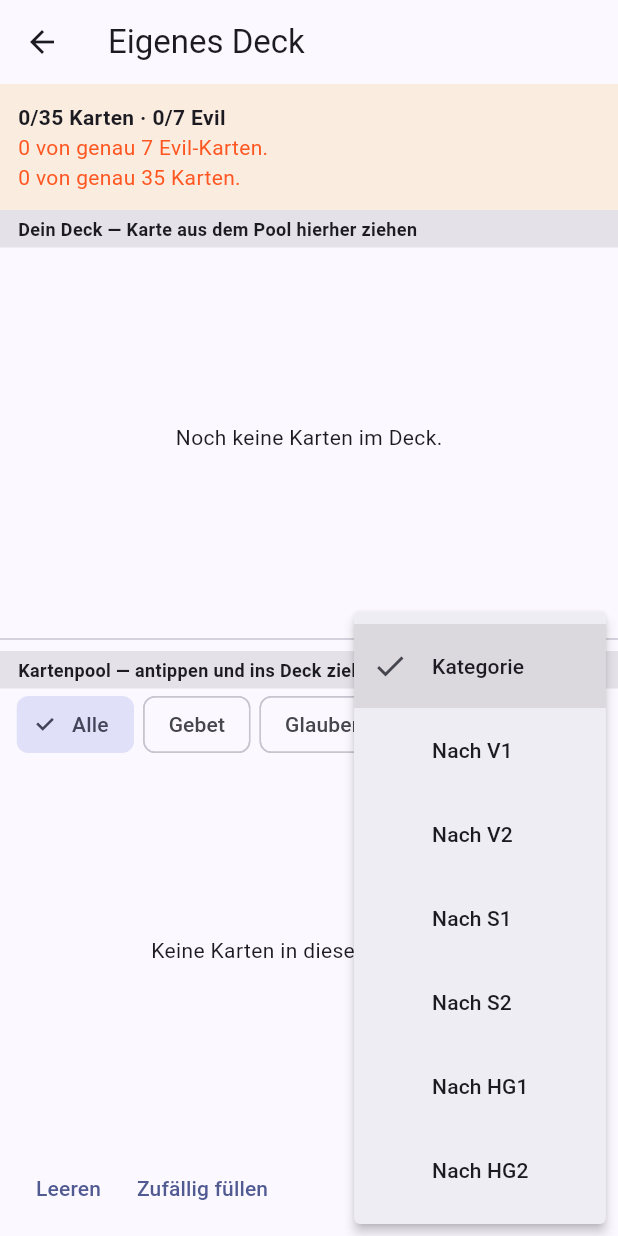
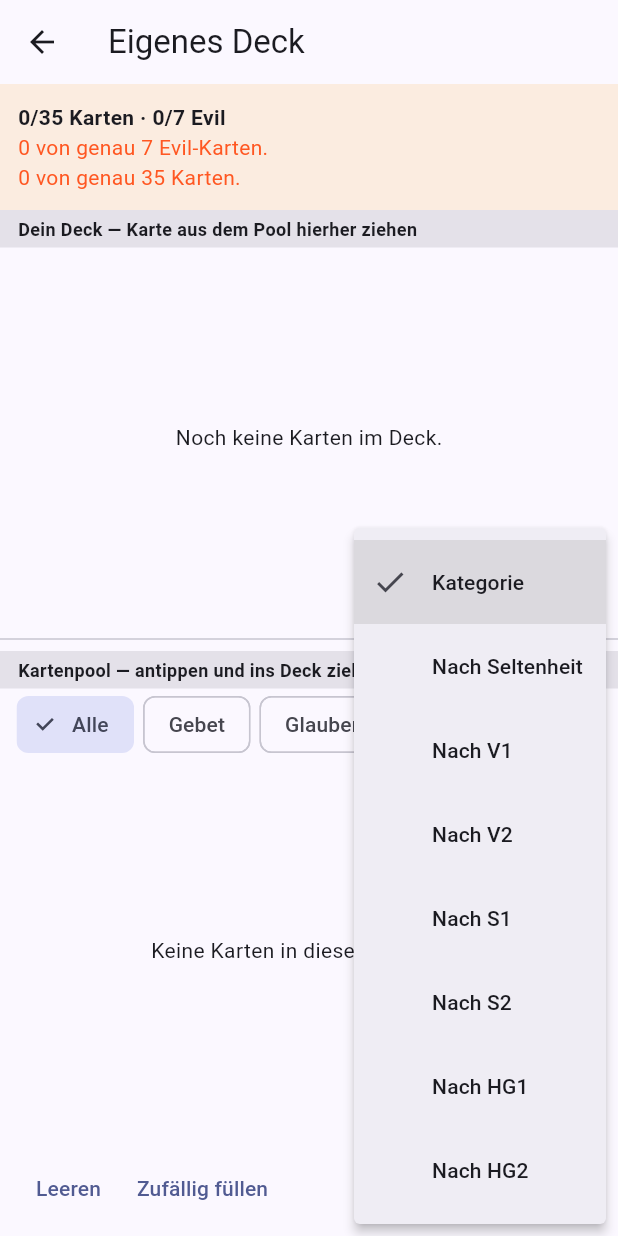
Before and after one commit to Paradoxianer/BibelTradingCardGame, a Flutter app: the DeckbauScreen screen opened directly with empty values, after a tap on the "sort" icon, on a phone screen of 412 x 824 dp. Run offline on Flutter 3.47's test engine with Material 3 defaults, Android fonts, the phone set to English and light mode, and no system bars; our stand-ins replace flutter_bloc, hydrated_bloc.

Commit message:
Sortiermenü: Seltenheit ergänzt (nicht Stärke — Missverständnis geklärt)
Gemeint war nicht die simulierte Kartenstärke, sondern Seltenheit — die
steht längst auf jeder Karte und ist schon am Rahmen farblich zu sehen
(seltenheitsFarbe), kostet als Sortierkriterium also nur eine Zeile statt
einer neuen Daten-Pipeline.

_Sortierung von einem rohen slotIndex-Feld auf eine wertFuer(Karte)-Methode
umgebaut, damit Slot- und Nicht-Slot-Kriterien (jetzt: Seltenheit,
potenziell später mehr) im selben enum sauber nebeneinander stehen.

Claude-Session: https://claude.ai/code/session_01MWcGLACcvbUuCYvGTkfgKL

```diff
--- a/app/lib/ui/screens/deckbau_screen.dart
+++ b/app/lib/ui/screens/deckbau_screen.dart
@@ -56,12 +56,11 @@ class _DeckbauScreenState extends State<DeckbauScreen> {
 
   List<Karte> get _gefiltert {
     final basis = _filter == null ? _auswaehlbar : _auswaehlbar.where((k) => k.kategorie == _filter).toList();
-    final slotIndex = _sortierung.slotIndex;
-    if (slotIndex == null) return basis; // _auswaehlbar ist schon Kategorie+Name sortiert
+    if (_sortierung == _Sortierung.kategorie) return basis; // schon Kategorie+Name sortiert
     return List<Karte>.of(basis)..sort((a, b) {
-      final wa = _slotSortWert(a.slots[slotIndex]);
-      final wb = _slotSortWert(b.slots[slotIndex]);
-      // Absteigend: das beste Slot-Symbol an der gewählten Stelle zuerst.
+      final wa = _sortierung.wertFuer(a)!;
+      final wb = _sortierung.wertFuer(b)!;
+      // Absteigend: der beste Wert beim gewählten Kriterium zuerst.
       return wa != wb ? wb.compareTo(wa) : a.name.compareTo(b.name);
     });
   }
@@ -427,26 +426,40 @@ class _Zaehler extends StatelessWidget {
   );
 }
 
-/// Sortierkriterium für den Pool. `slotIndex` ist `null` für die
-/// Standardsortierung (Kategorie, dann Name); sonst der Index in
-/// [Karte.slots] (Reihenfolge V1,V2,S1,S2,HG1,HG2, KARTEN_SPEZIFIKATION §2).
+/// Sortierkriterium für den Pool. [wertFuer] liefert `null` für die
+/// Standardsortierung (Kategorie, dann Name) — die Ausgangsliste ist schon
+/// so sortiert, dann wird gar nicht erst neu verglichen —, sonst eine Zahl,
+/// bei der der größte Wert zuerst steht.
 ///
 /// "Stärke" (Marginal-Contribution-Analyse aus `tools/simulator/bin/
 /// kartenstaerke.dart`) fehlt hier bewusst — dieser Wert wird bisher nur in
 /// der Simulation berechnet, nicht als Kartenfeld in der App ausgeliefert,
 /// bräuchte also eine eigene Daten-Pipeline statt nur eine Sortierfunktion.
+/// Seltenheit dagegen steht schon auf jeder Karte (auch schon farblich am
+/// Rahmen zu erkennen, [seltenheitsFarbe]) und kostet hier nur eine Zeile.
 enum _Sortierung {
-  kategorie('Kategorie', null),
-  v1('Nach V1', 0),
-  v2('Nach V2', 1),
-  s1('Nach S1', 2),
-  s2('Nach S2', 3),
-  hg1('Nach HG1', 4),
-  hg2('Nach HG2', 5);
+  kategorie('Kategorie'),
+  seltenheit('Nach Seltenheit'),
+  v1('Nach V1'),
+  v2('Nach V2'),
+  s1('Nach S1'),
+  s2('Nach S2'),
+  hg1('Nach HG1'),
+  hg2('Nach HG2');
 
   final String label;
-  final int? slotIndex;
-  const _Sortierung(this.label, this.slotIndex);
+  const _Sortierung(this.label);
+
+  int? wertFuer(Karte karte) => switch (this) {
+    _Sortierung.kategorie => null,
+    _Sortierung.seltenheit => _seltenheitSortWert(karte.seltenheit),
+    _Sortierung.v1 => _slotSortWert(karte.slots[0]),
+    _Sortierung.v2 => _slotSortWert(karte.slots[1]),
+    _Sortierung.s1 => _slotSortWert(karte.slots[2]),
+    _Sortierung.s2 => _slotSortWert(karte.slots[3]),
+    _Sortierung.hg1 => _slotSortWert(karte.slots[4]),
+    _Sortierung.hg2 => _slotSortWert(karte.slots[5]),
+  };
 }
 
 /// Einheitliche Vergleichsgröße für ein Slot-Symbol: ein Loch gilt als das
@@ -456,6 +469,14 @@ int _slotSortWert(SlotSymbol symbol) => switch (symbol) {
   Loch() => 3,
   Farbig(wert: final w) => w,
   Schwarz() => -1,
+};
+
+/// Dieselbe Rangfolge wie [seltenheitsFarbe]: Gold > Violett > Blau > Grau.
+int _seltenheitSortWert(String seltenheit) => switch (seltenheit) {
+  'einzigartig' => 3,
+  'episch' => 2,
+  'selten' => 1,
+  _ => 0, // haeufig
 };
 
 /// Kompaktes Sortiermenü — ein einzelnes Icon statt einer Zeile voller
```
Also changed, not shown: 1 other file.
